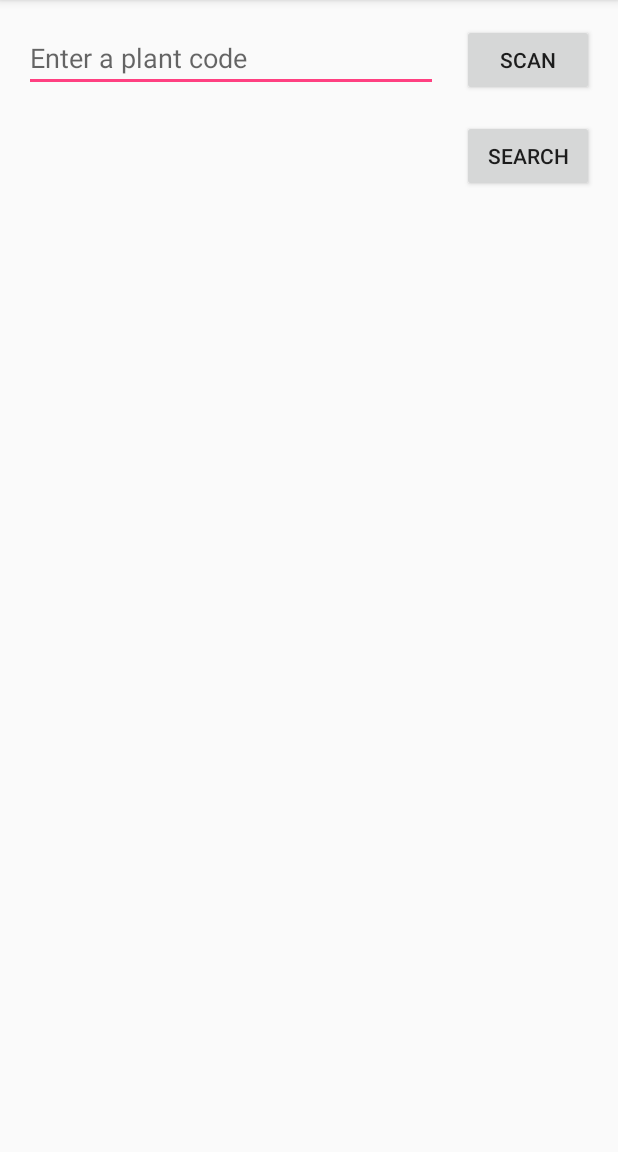
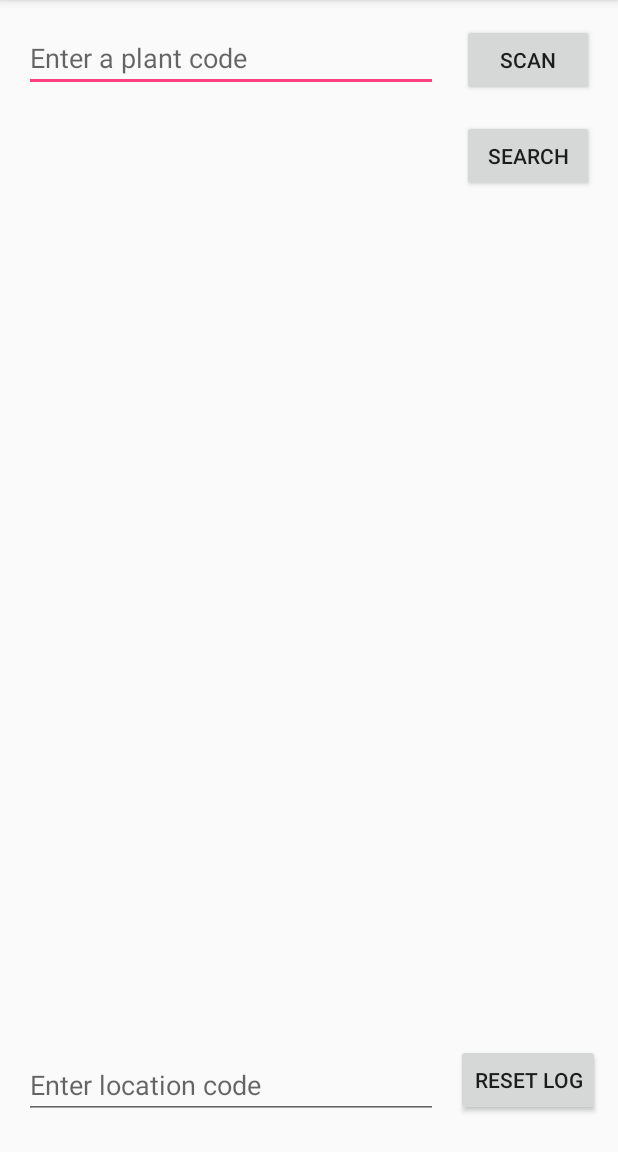
Before and after one commit to Ghini/ghini.pocket, an Android app: the screen it shows after launch (MainActivity), on a phone screen of 412 x 824 dp, the part 84-1236 px from its top. Run offline under Robolectric (Android 15) with nearby library versions, the phone set to English and light mode, and no system bars.

Commit message:
add Location code in main page, keep timestamped log of searches. close #4.

```diff
--- a/app/src/main/java/me/ghini/pocket/MainActivity.java
+++ b/app/src/main/java/me/ghini/pocket/MainActivity.java
@@ -23,25 +23,45 @@ import android.support.v7.app.AppCompatActivity;
 import android.os.Bundle;
 import android.view.View;
 import android.widget.EditText;
+import android.widget.Toast;
 
 import com.google.zxing.integration.android.IntentIntegrator;
 import com.google.zxing.integration.android.IntentResult;
 
+import java.io.File;
+import java.io.FileNotFoundException;
+import java.io.PrintWriter;
+
 public class MainActivity extends AppCompatActivity {
-    public static final String EXTRA_MESSAGE = "me.ghini.pocket.MESSAGE";
+    public static final String PLANT_CODE = "me.ghini.pocket.code.plant";
+    public static final String LOCATION_CODE = "me.ghini.pocket.code.location";
+    EditText locationText;
+    EditText editText;
 
     @Override
     protected void onCreate(Bundle savedInstanceState) {
         super.onCreate(savedInstanceState);
         setContentView(R.layout.activity_main);
+        locationText = (EditText) findViewById(R.id.locationText);
+        editText = (EditText) findViewById(R.id.editText);
+    }
+
+    public void onZeroSearchLog(View view) {
+        try {
+            String filename = new File(getExternalFilesDir(null), "searches.log").getAbsolutePath();
+            new PrintWriter(filename).close();
+        } catch (FileNotFoundException e) {
+            Toast.makeText(this, "can't create log file", Toast.LENGTH_LONG).show();
+        }
     }
 
     /** Called when the user taps the Send button */
     public void searchData(View view) {
+        String location = locationText.getText().toString();
+        String message = editText.getText().toString();
         Intent intent = new Intent(this, DisplayResultsActivity.class);
-        EditText editText = (EditText) findViewById(R.id.editText);
-        String message = editText.getText().toString();
-        intent.putExtra(EXTRA_MESSAGE, message);
+        intent.putExtra(PLANT_CODE, message);
+        intent.putExtra(LOCATION_CODE, location);
         startActivity(intent);
     }
 
--- a/app/src/main/res/layout/activity_display_result.xml
+++ b/app/src/main/res/layout/activity_display_result.xml
@@ -198,7 +198,7 @@
         android:id="@+id/wikipedia"
         android:layout_width="wrap_content"
         android:layout_height="wrap_content"
-        android:layout_marginBottom="16dp"
+        android:layout_marginBottom="24dp"
         android:layout_marginEnd="16dp"
         android:layout_marginRight="16dp"
         android:onClick="onWikipedia"
--- a/app/src/main/res/layout/activity_main.xml
+++ b/app/src/main/res/layout/activity_main.xml
@@ -44,4 +44,35 @@
         app:layout_constraintTop_toBottomOf="@+id/button"
         android:layout_marginLeft="0dp"
         app:layout_constraintLeft_toLeftOf="@+id/button" />
+
+    <Button
+        android:id="@+id/zero_log"
+        android:layout_width="wrap_content"
+        android:layout_height="wrap_content"
+        android:onClick="onZeroSearchLog"
+        android:text="@string/zero_log"
+        android:layout_marginRight="0dp"
+        app:layout_constraintRight_toRightOf="@+id/button"
+        app:layout_constraintBottom_toBottomOf="parent"
+        android:layout_marginBottom="24dp"
+        android:layout_marginLeft="0dp"
+        app:layout_constraintLeft_toLeftOf="@+id/send" />
+
+    <EditText
+        android:id="@+id/locationText"
+        android:layout_width="0dp"
+        android:layout_height="wrap_content"
+        android:layout_marginBottom="22dp"
+        android:layout_marginLeft="16dp"
+        android:layout_marginRight="0dp"
+        android:layout_marginStart="16dp"
+        android:layout_marginEnd="0dp"
+        android:ems="10"
+        android:hint="@string/location_code"
+        android:inputType="textPersonName"
+        app:layout_constraintBottom_toBottomOf="parent"
+        app:layout_constraintHorizontal_bias="0.454"
+        app:layout_constraintLeft_toLeftOf="parent"
+        app:layout_constraintRight_toRightOf="@+id/editText" />
+
 </android.support.constraint.ConstraintLayout>
--- a/app/src/main/res/values/strings.xml
+++ b/app/src/main/res/values/strings.xml
@@ -16,4 +16,6 @@
     <string name="empty_lookup">can\'t look up empty string</string>
     <string name="collect">Collect</string>
     <string name="next">Next</string>
+    <string name="zero_log">reset log</string>
+    <string name="location_code">Enter location code</string>
 </resources>
```
Also changed, not shown: app/src/main/java/me/ghini/pocket/DisplayResultsActivity.java (+30 -4 lines).
